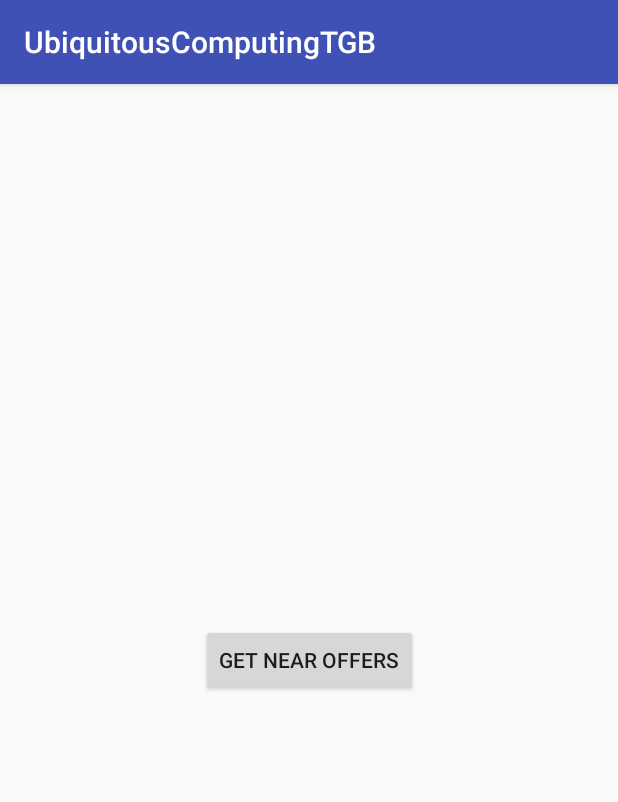
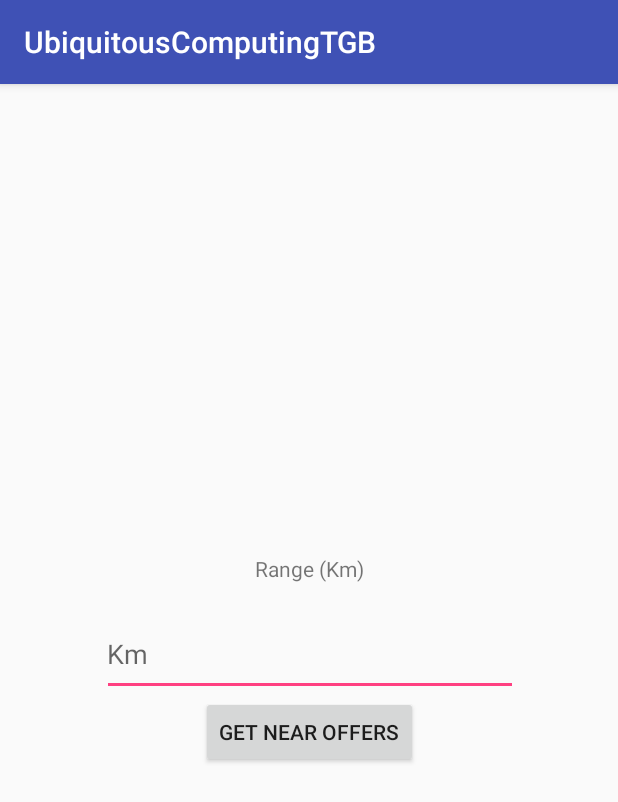
Before and after one commit to tiagomfuhr/UbiquitousComputing-TGB, an Android app: the screen it shows after launch (MainActivity), on a phone screen of 412 x 824 dp. Shown: the top 802 px of the screen. Run offline under Robolectric (Android 15) with nearby library versions, the phone set to English and light mode, and no system bars.

```diff
--- /dev/null
+++ b/Development/app/src/main/java/com/unisinos/ubiquitouscomputingtgb/DBHandler.java
@@ -0,0 +1,108 @@
+package com.unisinos.ubiquitouscomputingtgb;
+
+
+import android.content.ContentValues;
+import android.content.Context;
+import android.database.Cursor;
+import android.database.sqlite.SQLiteDatabase;
+import android.database.sqlite.SQLiteOpenHelper;
+
+import java.util.ArrayList;
+import java.util.List;
+
+public class DBHandler extends SQLiteOpenHelper {
+
+    private static final int DATABASE_VERSION = 1;
+    private static final String DATABASE_NAME = "TGBUbiquitous";
+    private static final String TABLE_OFFERS = "Offers";
+    private static final String KEY_ID = "id";
+    private static final String KEY_OFFER = "offer";
+    private static final String KEY_DESCRIPTION = "description";
+    private static final String KEY_URL = "url";
+    private static final String KEY_LATITUDE = "latitude";
+    private static final String KEY_LONGITUDE = "longitude";
+    private static final String KEY_PRICE = "price";
+    private static final String KEY_DEALER = "dealer";
+    private static final String KEY_OFFERTYPE = "offertype";
+
+    public DBHandler(Context context) {
+        super(context, DATABASE_NAME, null, DATABASE_VERSION);
+    }
+
+    @Override
+    public void onCreate(SQLiteDatabase db) {
+        db.execSQL("CREATE TABLE " + TABLE_OFFERS + "("
+                + KEY_ID + " INTEGER PRIMARY KEY,"
+                + KEY_OFFER + " TEXT,"
+                + KEY_DESCRIPTION + " TEXT,"
+                + KEY_URL + " VARCHAR,"
+                + KEY_LATITUDE + " TEXT,"
+                + KEY_LONGITUDE + " TEXT,"
+                + KEY_PRICE + " DOUBLE,"
+                + KEY_DEALER + " TEXT,"
+                + KEY_OFFERTYPE + " TEXT" + ")");
+    }
+
+    @Override
+    public void onUpgrade(SQLiteDatabase db, int oldVersion, int newVersion) {
+        db.execSQL("DROP TABLE IF EXISTS " + TABLE_OFFERS);
+        onCreate(db);
+    }
+
+    public void addOffer(Offer offer) {
+        SQLiteDatabase db = this.getWritableDatabase();
+
+        ContentValues values = new ContentValues();
+        values.put(KEY_OFFER, offer.getOffer());
+        values.put(KEY_DESCRIPTION, offer.getDescription());
+        values.put(KEY_URL, offer.getUrl());
+        values.put(KEY_LATITUDE, offer.getLatitude());
+        values.put(KEY_LONGITUDE, offer.getLongitude());
+        values.put(KEY_PRICE, offer.getPrice());
+        values.put(KEY_DEALER, offer.getDealer());
+        values.put(KEY_OFFERTYPE, offer.getOfferType());
+
+        db.insert(TABLE_OFFERS, null, values);
+        db.close();
+    }
+
+    public Offer getOffer(int id) {
+        SQLiteDatabase db = this.getReadableDatabase();
+
+        Cursor cursor = db.query(TABLE_OFFERS, new String[]{KEY_ID, KEY_OFFER, KEY_DESCRIPTION, KEY_URL, KEY_LATITUDE, KEY_LONGITUDE, KEY_PRICE, KEY_DEALER, KEY_OFFERTYPE},
+                KEY_ID + "=?", new String[]{String.valueOf(id)}, null, null, null, null);
+
+        if(cursor != null) {
+            cursor.moveToFirst();
+        }
+
+        Offer offer = new Offer(Integer.parseInt(cursor.getString(0)), cursor.getString(1), cursor.getString(2), cursor.getString(3),
+                Double.parseDouble(cursor.getString(4)), Double.parseDouble(cursor.getString(5)), Double.parseDouble(cursor.getString(6)),
+                cursor.getString(7), cursor.getString(8));
+
+        return offer;
+    }
+
+    public List<Offer> getAllOffers() {
+        List<Offer> offers = new ArrayList<>();
+
+        SQLiteDatabase db = this.getReadableDatabase();
+        Cursor cursor = db.rawQuery("SELECT * FROM " + TABLE_OFFERS, null);
+
+        if(cursor.moveToFirst()) {
+            do {
+                offers.add(new Offer(Integer.parseInt(cursor.getString(0)), cursor.getString(1), cursor.getString(2), cursor.getString(3),
+                        Double.parseDouble(cursor.getString(4)), Double.parseDouble(cursor.getString(5)), Double.parseDouble(cursor.getString(6)),
+                        cursor.getString(7), cursor.getString(8)));
+            } while (cursor.moveToNext());
+        }
+
+        return offers;
+    }
+
+    public void resetDatabase() {
+        SQLiteDatabase db = this.getWritableDatabase();
+        onUpgrade(db, DATABASE_VERSION, DATABASE_VERSION);
+
+    }
+}
--- a/Development/app/src/main/java/com/unisinos/ubiquitouscomputingtgb/MainActivity.java
+++ b/Development/app/src/main/java/com/unisinos/ubiquitouscomputingtgb/MainActivity.java
@@ -2,11 +2,13 @@ package com.unisinos.ubiquitouscomputingtgb;
 
 import android.content.Intent;
 import android.content.pm.PackageManager;
+import android.database.sqlite.SQLiteDatabase;
 import android.location.Location;
 import android.location.LocationManager;
 import android.support.v7.app.AppCompatActivity;
 import android.os.Bundle;
 import android.view.View;
+import android.widget.EditText;
 import android.widget.Toast;
 
 import com.google.android.gms.common.ConnectionResult;
@@ -21,6 +23,7 @@ public class MainActivity extends AppCompatActivity implements
 
     public static final String LATITUDE= "com.unisinos.ubiquitouscomputingtgb.LATITUDE";
     public static final String LONGITUDE = "com.unisinos.ubiquitouscomputingtgb.LONGITUDE";
+    public static final String RANGE = "com.unisinos.ubiquitouscomputingtgb.RANGE";
 
     private static final String[] LOCATION_PERMS={
             android.Manifest.permission.ACCESS_FINE_LOCATION
@@ -32,6 +35,7 @@ public class MainActivity extends AppCompatActivity implements
     private Location mLocation;
     private String mLatitude;
     private String mLongitude;
+    private DBHandler dbHandler;
 
     @Override
     protected void onCreate(Bundle savedInstanceState) {
@@ -43,6 +47,10 @@ public class MainActivity extends AppCompatActivity implements
                 .addOnConnectionFailedListener(this)
                 .addApi(LocationServices.API)
                 .build();
+
+        dbHandler = new DBHandler(this);
+        dbHandler.resetDatabase();
+        insertEntriesToDB();
     }
 
     public void getLocationAndShowOfferList(View view) {
@@ -60,6 +68,9 @@ public class MainActivity extends AppCompatActivity implements
             intent.putExtra(LATITUDE, mLatitude);
             intent.putExtra(LONGITUDE, mLongitude);
 
+            EditText range = (EditText) findViewById(R.id.rangeText);
+            intent.putExtra(RANGE, range.getText().toString());
+
             startActivity(intent);
         } else {
             Toast.makeText(this, "No permission granted to get location", Toast.LENGTH_LONG).show();
@@ -72,6 +83,7 @@ public class MainActivity extends AppCompatActivity implements
     public void onConnected(Bundle bundle) {
         if(!canAccessLocation()) {
             requestPermissions(LOCATION_PERMS, LOCATION_REQUEST);
+            insertEntriesToDB();
         }
     }
 
@@ -105,4 +117,12 @@ public class MainActivity extends AppCompatActivity implements
         }
     }
 
+    private void insertEntriesToDB() {
+        dbHandler.addOffer(new Offer("Pizza com borda", "Pizza de vários sabores com borda de graça e refrigerante", "piemonte.com.br", -29.7848386, -51.1533123, 32.45, "Piemonte", "Food"));
+        dbHandler.addOffer(new Offer("Pizza sem borda", "Pizza de vários sabores sem borda de graça e refrigerante", "piemonte.com.br", -29.7848386, -51.1533123, 28.79, "Piemonte", "Food"));
+        dbHandler.addOffer(new Offer("Troca de pneus", "Traga seus pneus e nós realizamos a troca de graça", "zedaborracharia.com.br", -29.7767882, -51.1741269, 0.0, "Ze da Borracharia", "Services"));
+        dbHandler.addOffer(new Offer("Futebol sete hora", "Venha jogar na Sun7, de segunda a quinta, das 17h as 23h", "sun7premium.com", -29.8710627, -51.1684239, 110.0, "Sun7", "Entertainment"));
+        dbHandler.addOffer(new Offer("Bicicleta aro 20", "Bicicleta Caloi aro 20 pouco usada", "", -30.0427254, -51.2292825, 635.0, "João Alberto", "Used Goods"));
+    }
+
 }
--- /dev/null
+++ b/Development/app/src/main/java/com/unisinos/ubiquitouscomputingtgb/Offer.java
@@ -0,0 +1,123 @@
+package com.unisinos.ubiquitouscomputingtgb;
+
+public class Offer {
+
+    int id;
+    String offer;
+    String description;
+    Double latitude;
+    Double longitude;
+    Double distanceToUser;
+    Double price;
+    String url;
+    String dealer;
+    String offerType;
+
+    public Offer(){
+
+    }
+
+    public Offer(String offer, String description, String url, Double latitude, Double longitude, Double price, String dealer, String offerType) {
+        this.offer = offer;
+        this.description = description;
+        this.url = url;
+        this.latitude = latitude;
+        this.longitude = longitude;
+        this.price = price;
+        this.dealer = dealer;
+        this.offerType = offerType;
+    }
+
+    public Offer(int id, String offer, String description, String url, Double latitude, Double longitude, Double price, String dealer, String offerType) {
+        this.id = id;
+        this.offer = offer;
+        this.description = description;
+        this.url = url;
+        this.latitude = latitude;
+        this.longitude = longitude;
+        this.price = price;
+        this.dealer = dealer;
+        this.offerType = offerType;
+    }
+
+    public int getId() {
+        return id;
+    }
+
+    public void setId(int id) {
+        this.id = id;
+    }
+
+    public String getDescription() {
+        return description;
+    }
+
+    public void setDescription(String description) {
+        this.description = description;
+    }
+
+    public Double getLatitude() {
+        return latitude;
+    }
+
+    public void setLatitude(Double latitude) {
+        this.latitude = latitude;
+    }
+
+    public Double getLongitude() {
+        return longitude;
+    }
+
+    public void setLongitude(Double longitude) {
+        this.longitude = longitude;
+    }
+
+    public Double getDistanceToUser() {
+        return distanceToUser;
+    }
+
+    public void setDistanceToUser(Double distanceToUser) {
+        this.distanceToUser = distanceToUser;
+    }
+
+    public String getUrl() {
+        return url;
+    }
+
+    public void setUrl(String url) {
+        this.url = url;
+    }
+
+    public Double getPrice() {
+
+        return price;
+    }
+
+    public void setPrice(Double price) {
+        this.price = price;
+    }
+
+    public String getOffer() {
+        return offer;
+    }
+
+    public void setOffer(String offer) {
+        this.offer = offer;
+    }
+
+    public String getDealer() {
+        return dealer;
+    }
+
+    public void setDealer(String dealer) {
+        this.dealer = dealer;
+    }
+
+    public String getOfferType() {
+        return offerType;
+    }
+
+    public void setOfferType(String offerType) {
+        this.offerType = offerType;
+    }
+}
--- a/Development/app/src/main/res/layout/activity_main.xml
+++ b/Development/app/src/main/res/layout/activity_main.xml
@@ -6,6 +6,39 @@
     android:layout_height="match_parent"
     tools:context="com.unisinos.ubiquitouscomputingtgb.MainActivity">
 
+    <LinearLayout
+        android:layout_width="269dp"
+        android:layout_height="175dp"
+        android:orientation="vertical"
+        android:gravity="center"
+        app:layout_constraintBottom_toBottomOf="parent"
+        app:layout_constraintLeft_toLeftOf="parent"
+        app:layout_constraintRight_toRightOf="parent"
+        app:layout_constraintTop_toTopOf="parent"
+        android:weightSum="1"
+        tools:layout_editor_absoluteY="144dp"
+        app:layout_constraintHorizontal_bias="0.504"
+        app:layout_constraintVertical_bias="0.502">
+
+        <TextView
+            android:id="@+id/textRangeView"
+            android:layout_width="wrap_content"
+            android:layout_height="wrap_content"
+            android:text="Range (Km)"
+            tools:layout_editor_absoluteX="163dp"
+            tools:layout_editor_absoluteY="16dp" />
+
+        <EditText
+            android:id="@+id/rangeText"
+            android:layout_width="279dp"
+            android:layout_height="wrap_content"
+            android:ems="10"
+            android:layout_marginTop="20dp"
+            android:hint="Km"
+            android:inputType="number"
+            tools:layout_editor_absoluteX="53dp"
+            tools:layout_editor_absoluteY="58dp"
+            android:layout_weight="0.24" />
 
         <Button
             android:id="@+id/button"
@@ -14,8 +47,12 @@
             android:onClick="getLocationAndShowOfferList"
             android:text="Get Near Offers"
             app:layout_constraintBottom_toBottomOf="parent"
+            app:layout_constraintHorizontal_bias="0.502"
             app:layout_constraintLeft_toLeftOf="parent"
             app:layout_constraintRight_toRightOf="parent"
-        app:layout_constraintTop_toTopOf="parent" />
+            app:layout_constraintTop_toTopOf="parent"
+            app:layout_constraintVertical_bias="0.3" />
+
+    </LinearLayout>
 
 </android.support.constraint.ConstraintLayout>
```
Also changed, not shown: Development/app/src/main/java/com/unisinos/ubiquitouscomputingtgb/DisplayOffersActivity.java (+35 -4 lines), Development/app/src/main/java/com/unisinos/ubiquitouscomputingtgb/OfferAdapter.java (added, +62 -0 lines), Development/app/src/main/res/layout/activity_display_offers.xml (+19 -12 lines), Development/app/src/main/res/layout/list_item_offer.xml (added, +42 -0 lines), 1 other file. Lines whose indentation alone changed are shown as unchanged.
